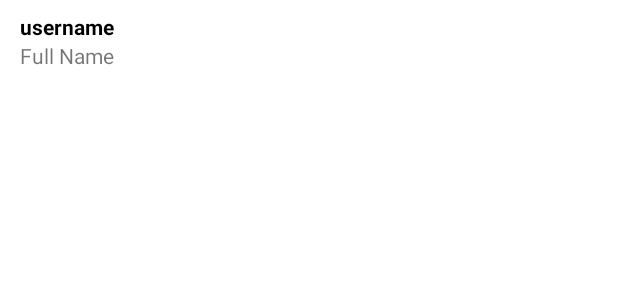
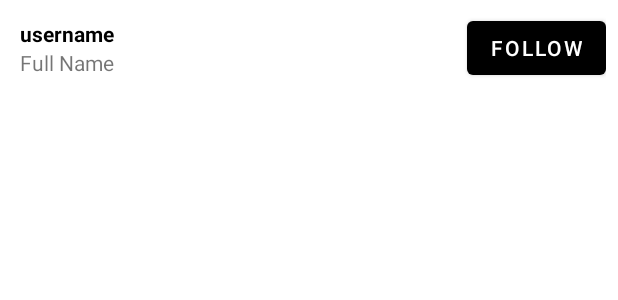
Before and after one commit to Android-SNS/SNS-Project, an Android app: the layout user_list.xml on its own in the app's theme, with its tools: preview values and no code run, on a phone screen of 412 x 824 dp. Shown: the top 300 px of the screen. Run offline under Robolectric (Android 15) with nearby library versions, the phone set to English and light mode, and no system bars.

Commit message:
follow 기능, 프로필 이동
getSharedPreferences 이용하지 않고는 구현이 불가능하여 MainActivity와 ProfileFragment에 수정사항이 있음

```diff
--- a/app/src/main/java/com/example/sns_project/SignUpActivity.kt
+++ b/app/src/main/java/com/example/sns_project/SignUpActivity.kt
@@ -33,6 +33,7 @@ class SignUpActivity : AppCompatActivity() {
         val db = Firebase.firestore
         val userCollection = db.collection("users")
         val itemMap = hashMapOf(
+            "userId" to userEmail,
             "nickname" to nickname
         )
 
--- a/app/src/main/res/layout/user_list.xml
+++ b/app/src/main/res/layout/user_list.xml
@@ -1,6 +1,5 @@
 <?xml version="1.0" encoding="utf-8"?>
-<RelativeLayout
-    xmlns:android="http://schemas.android.com/apk/res/android"
+<RelativeLayout xmlns:android="http://schemas.android.com/apk/res/android"
     android:layout_width="match_parent"
     android:layout_height="wrap_content"
     android:padding="8dp">
@@ -8,36 +7,35 @@
     <LinearLayout
         android:layout_width="wrap_content"
         android:layout_height="wrap_content"
+        android:layout_centerVertical="true"
         android:layout_marginStart="5dp"
-        android:orientation="vertical"
-        android:layout_centerVertical="true">
+        android:orientation="vertical">
 
         <TextView
+            android:id="@+id/username"
             android:layout_width="wrap_content"
             android:layout_height="wrap_content"
-            android:id="@+id/username"
+            android:maxLines="1"
             android:text="username"
-            android:maxLines="1"
-            android:textStyle="bold"
-            android:textColor="@color/black"/>
+            android:textColor="@color/black"
+            android:textStyle="bold" />
 
         <TextView
+            android:id="@+id/fullname"
             android:layout_width="wrap_content"
             android:layout_height="wrap_content"
-            android:id="@+id/fullname"
-            android:text="Full Name"
-            android:maxLines="1"/>
+            android:maxLines="1"
+            android:text="Full Name" />
 
     </LinearLayout>
 
     <Button
+        android:id="@+id/btn_follow"
         android:layout_width="wrap_content"
-        android:layout_height="30dp"
-        android:id="@+id/btn_follow"
-        android:textColor="@color/black"
+        android:layout_height="wrap_content"
         android:layout_alignParentEnd="true"
         android:layout_centerVertical="true"
-        android:visibility="gone"/>
+        android:text="Follow" />
 
 
 </RelativeLayout>
```
Also changed, not shown: app/src/main/java/com/example/sns_project/LoginActivity.kt (+8 -3 lines), app/src/main/java/com/example/sns_project/MainActivity.kt (+13 -5 lines), app/src/main/java/com/example/sns_project/ProfileFragment.kt (+5 -2 lines), app/src/main/java/com/example/sns_project/SearchFragment.kt (+56 -2 lines).
